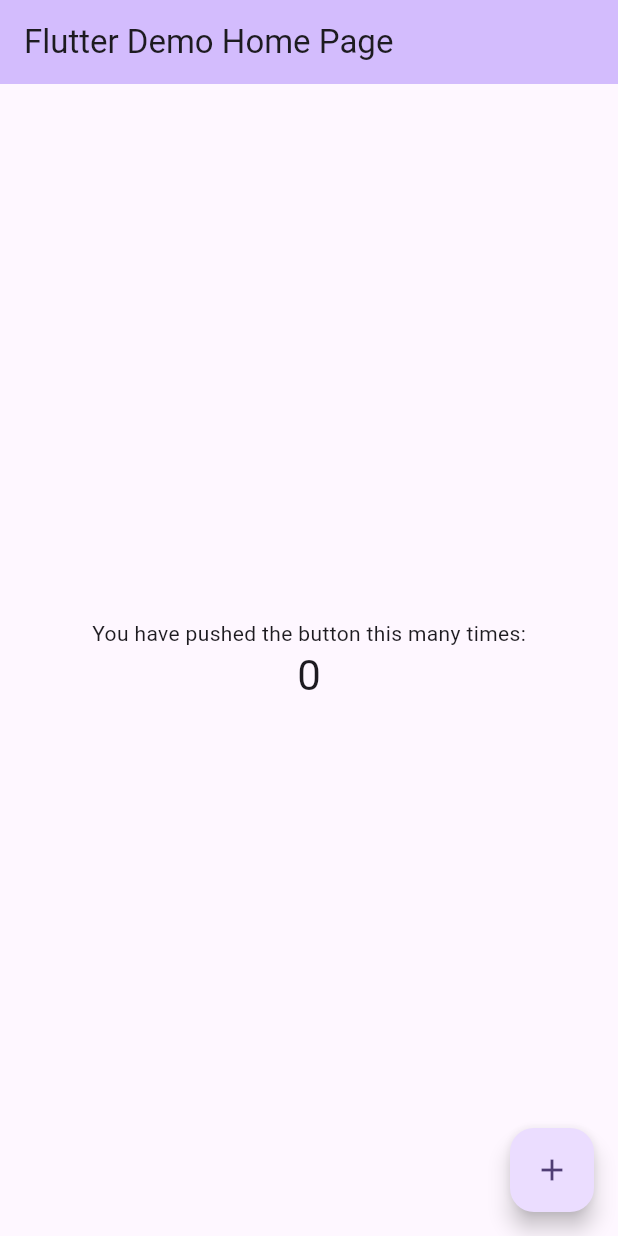
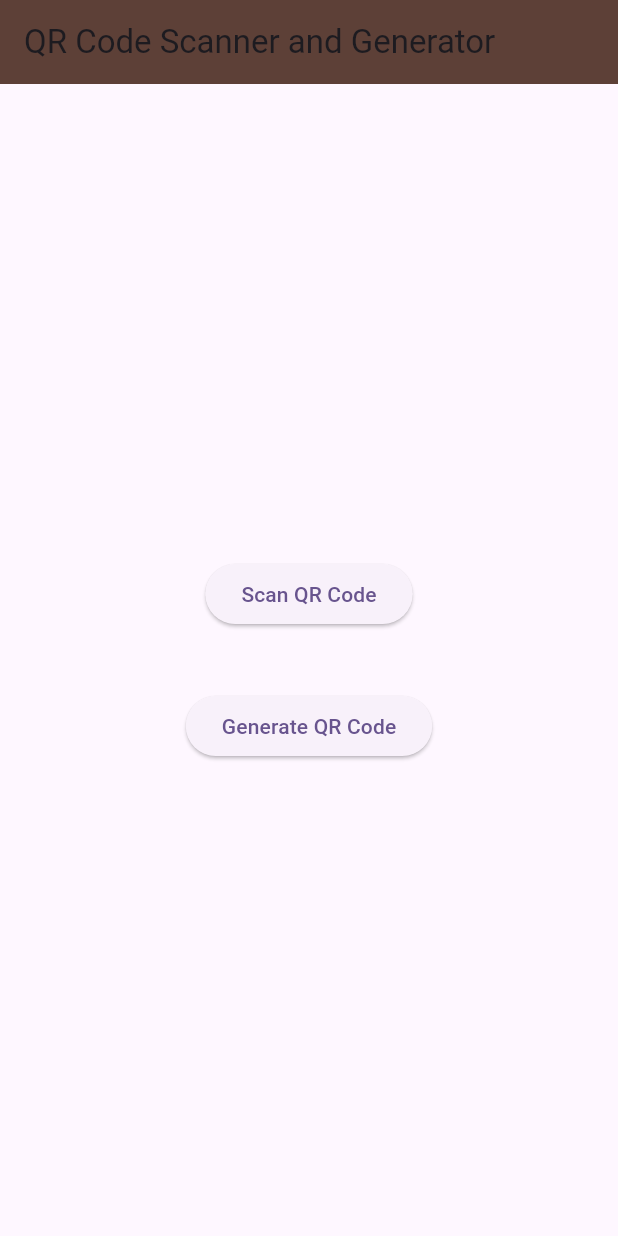
Before and after one commit to TeamirA/qr_code_generator_and_scanner_app, a Flutter app: the screen it shows after launch, on a phone screen of 412 x 824 dp. Run offline on Flutter 3.47's test engine with Material 3 defaults, Android fonts, the phone set to English and light mode, and no system bars; our stand-ins replace qr_flutter; missing offline and left inert: flutter_barcode_scanner.

Commit message:
chore: Add QR code scanning and generation functionality
This commit adds the necessary dependencies for QR code scanning and generation.

```diff
--- /dev/null
+++ b/lib/homepage.dart
@@ -0,0 +1,37 @@
+import 'package:flutter/material.dart';
+
+class HomePage extends StatelessWidget {
+  const HomePage({super.key});
+
+  @override
+  Widget build(BuildContext context) {
+    return Scaffold(
+      appBar: AppBar(
+        title: const Text('QR Code Scanner and Generator'),
+        backgroundColor: Colors.brown[700],
+      ),
+      body: Center(
+        child: Column(
+          mainAxisAlignment: MainAxisAlignment.center,
+          children: [
+            ElevatedButton(
+                onPressed: () {
+                  //navigate to scan qr code page
+                  Navigator.pushNamed(context, '/scan');
+                },
+                child: const Text("Scan QR Code")),
+            const SizedBox(
+              height: 40,
+            ),
+            ElevatedButton(
+                onPressed: () {
+                  //navigate to generate qr code page
+                  Navigator.pushNamed(context, '/generate');
+                  },
+                child: const Text("Generate QR Code")),
+          ],
+        ),
+      ),
+    );
+  }
+}
--- a/lib/main.dart
+++ b/lib/main.dart
@@ -1,4 +1,7 @@
 import 'package:flutter/material.dart';
+import 'package:qr_code_generator_and_scanner_app/generate_qr_code.dart';
+import 'package:qr_code_generator_and_scanner_app/homepage.dart';
+import 'package:qr_code_generator_and_scanner_app/scan_qr_code.dart';
 
 void main() {
   runApp(const MyApp());
@@ -11,115 +14,18 @@ class MyApp extends StatelessWidget {
   @override
   Widget build(BuildContext context) {
     return MaterialApp(
-      title: 'Flutter Demo',
+      routes: {
+        '/generate': (context) => const GenerateQRCode(),
+        '/scan': (context) => const ScanQRCode(),
+      },
+      title: 'QR Code Scanner and Generator',
+      debugShowCheckedModeBanner: false,
       theme: ThemeData(
-        // This is the theme of your application.
-        //
-        // TRY THIS: Try running your application with "flutter run". You'll see
-        // the application has a purple toolbar. Then, without quitting the app,
-        // try changing the seedColor in the colorScheme below to Colors.green
-        // and then invoke "hot reload" (save your changes or press the "hot
-        // reload" button in a Flutter-supported IDE, or press "r" if you used
-        // the command line to start the app).
-        //
-        // Notice that the counter didn't reset back to zero; the application
-        // state is not lost during the reload. To reset the state, use hot
-        // restart instead.
-        //
-        // This works for code too, not just values: Most code changes can be
-        // tested with just a hot reload.
+
         colorScheme: ColorScheme.fromSeed(seedColor: Colors.deepPurple),
         useMaterial3: true,
       ),
-      home: const MyHomePage(title: 'Flutter Demo Home Page'),
+      home: const HomePage(),
     );
   }
 }
-
-class MyHomePage extends StatefulWidget {
-  const MyHomePage({super.key, required this.title});
-
-  // This widget is the home page of your application. It is stateful, meaning
-  // that it has a State object (defined below) that contains fields that affect
-  // how it looks.
-
-  // This class is the configuration for the state. It holds the values (in this
-  // case the title) provided by the parent (in this case the App widget) and
-  // used by the build method of the State. Fields in a Widget subclass are
-  // always marked "final".
-
-  final String title;
-
-  @override
-  State<MyHomePage> createState() => _MyHomePageState();
-}
-
-class _MyHomePageState extends State<MyHomePage> {
-  int _counter = 0;
-
-  void _incrementCounter() {
-    setState(() {
-      // This call to setState tells the Flutter framework that something has
-      // changed in this State, which causes it to rerun the build method below
-      // so that the display can reflect the updated values. If we changed
-      // _counter without calling setState(), then the build method would not be
-      // called again, and so nothing would appear to happen.
-      _counter++;
-    });
-  }
-
-  @override
-  Widget build(BuildContext context) {
-    // This method is rerun every time setState is called, for instance as done
-    // by the _incrementCounter method above.
-    //
-    // The Flutter framework has been optimized to make rerunning build methods
-    // fast, so that you can just rebuild anything that needs updating rather
-    // than having to individually change instances of widgets.
-    return Scaffold(
-      appBar: AppBar(
-        // TRY THIS: Try changing the color here to a specific color (to
-        // Colors.amber, perhaps?) and trigger a hot reload to see the AppBar
-        // change color while the other colors stay the same.
-        backgroundColor: Theme.of(context).colorScheme.inversePrimary,
-        // Here we take the value from the MyHomePage object that was created by
-        // the App.build method, and use it to set our appbar title.
-        title: Text(widget.title),
-      ),
-      body: Center(
-        // Center is a layout widget. It takes a single child and positions it
-        // in the middle of the parent.
-        child: Column(
-          // Column is also a layout widget. It takes a list of children and
-          // arranges them vertically. By default, it sizes itself to fit its
-          // children horizontally, and tries to be as tall as its parent.
-          //
-          // Column has various properties to control how it sizes itself and
-          // how it positions its children. Here we use mainAxisAlignment to
-          // center the children vertically; the main axis here is the vertical
-          // axis because Columns are vertical (the cross axis would be
-          // horizontal).
-          //
-          // TRY THIS: Invoke "debug painting" (choose the "Toggle Debug Paint"
-          // action in the IDE, or press "p" in the console), to see the
-          // wireframe for each widget.
-          mainAxisAlignment: MainAxisAlignment.center,
-          children: <Widget>[
-            const Text(
-              'You have pushed the button this many times:',
-            ),
-            Text(
-              '$_counter',
-              style: Theme.of(context).textTheme.headlineMedium,
-            ),
-          ],
-        ),
-      ),
-      floatingActionButton: FloatingActionButton(
-        onPressed: _incrementCounter,
-        tooltip: 'Increment',
-        child: const Icon(Icons.add),
-      ), // This trailing comma makes auto-formatting nicer for build methods.
-    );
-  }
-}
--- a/pubspec.yaml
+++ b/pubspec.yaml
@@ -35,6 +35,9 @@ dependencies:
   # The following adds the Cupertino Icons font to your application.
   # Use with the CupertinoIcons class for iOS style icons.
   cupertino_icons: ^1.0.6
+  qr_flutter: ^4.0.0
+  flutter_barcode_scanner: ^2.0.0
+
 
 dev_dependencies:
   flutter_test:
```
Also changed, not shown: lib/generate_qr_code.dart (added, +49 -0 lines), lib/scan_qr_code.dart (added, +46 -0 lines), pubspec.lock.
